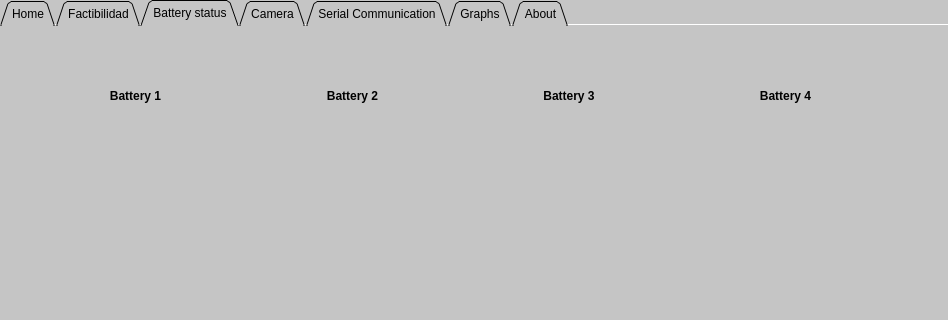
Qt form HMI.ui (Dartherick/Proyecto2_Angelica) before a commit; both pictures show x 0 to 948 and y 0 to 320 of the 948 by 727 pixel window.
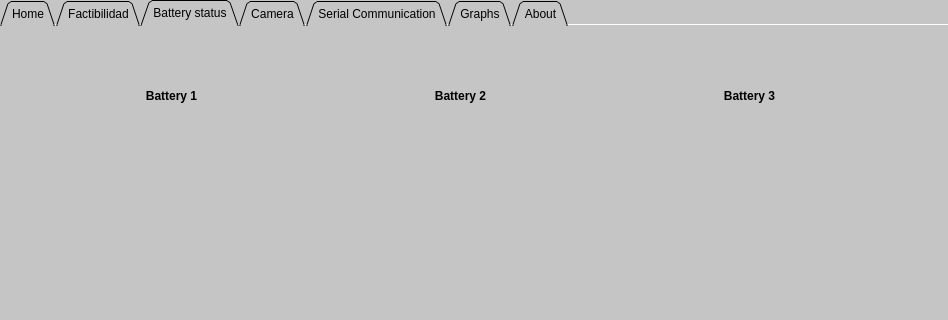
The same form after that commit. The open tabs and pages were chosen to show the change. Icons and pictures are not drawn.

Commit message: working on battery algoryth

What changed in the file:
```diff
--- a/HMI.ui
+++ b/HMI.ui
@@ -525,7 +525,7 @@
        <rect>
         <x>30</x>
         <y>120</y>
-        <width>871</width>
+        <width>861</width>
         <height>281</height>
        </rect>
       </property>
@@ -691,23 +691,6 @@
          </property>
         </widget>
        </item>
-       <item>
-        <widget class="QLabel" name="label_16">
-         <property name="font">
-          <font>
-           <pointsize>9</pointsize>
-           <weight>75</weight>
-           <bold>true</bold>
-          </font>
-         </property>
-         <property name="text">
-          <string>Battery 4</string>
-         </property>
-         <property name="alignment">
-          <set>Qt::AlignCenter</set>
-         </property>
-        </widget>
-       </item>
       </layout>
      </widget>
     </widget>
```
Left out of the diff: 9 changed lines with no effect on the pictures. The commit also changes 6 other files.
